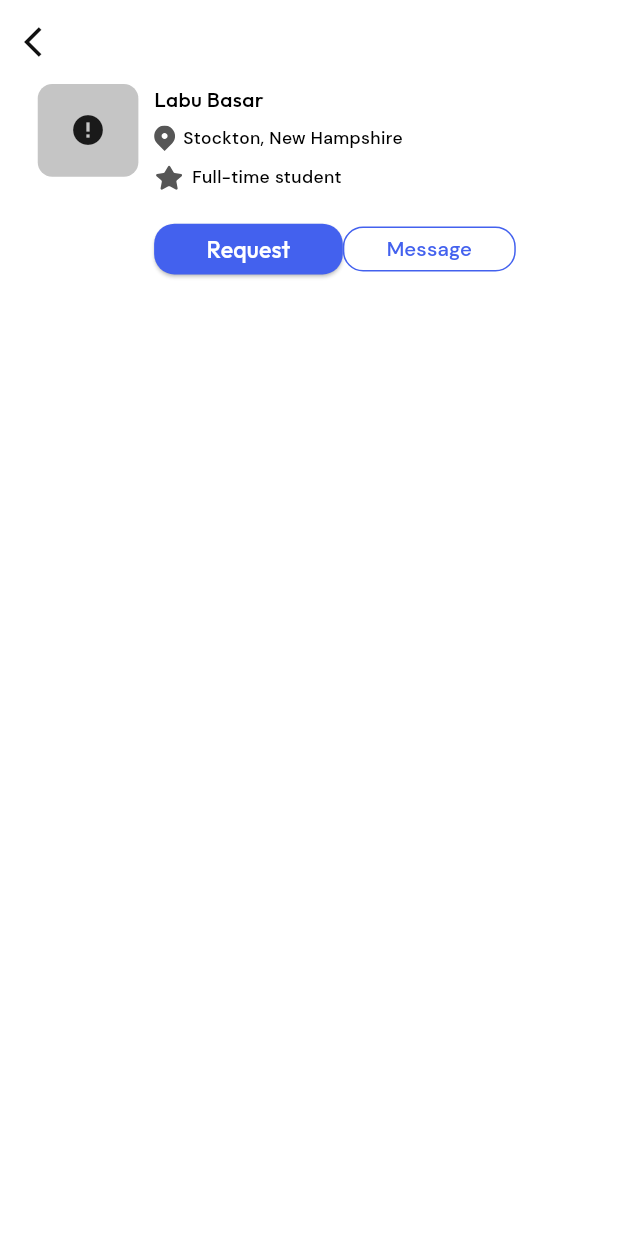
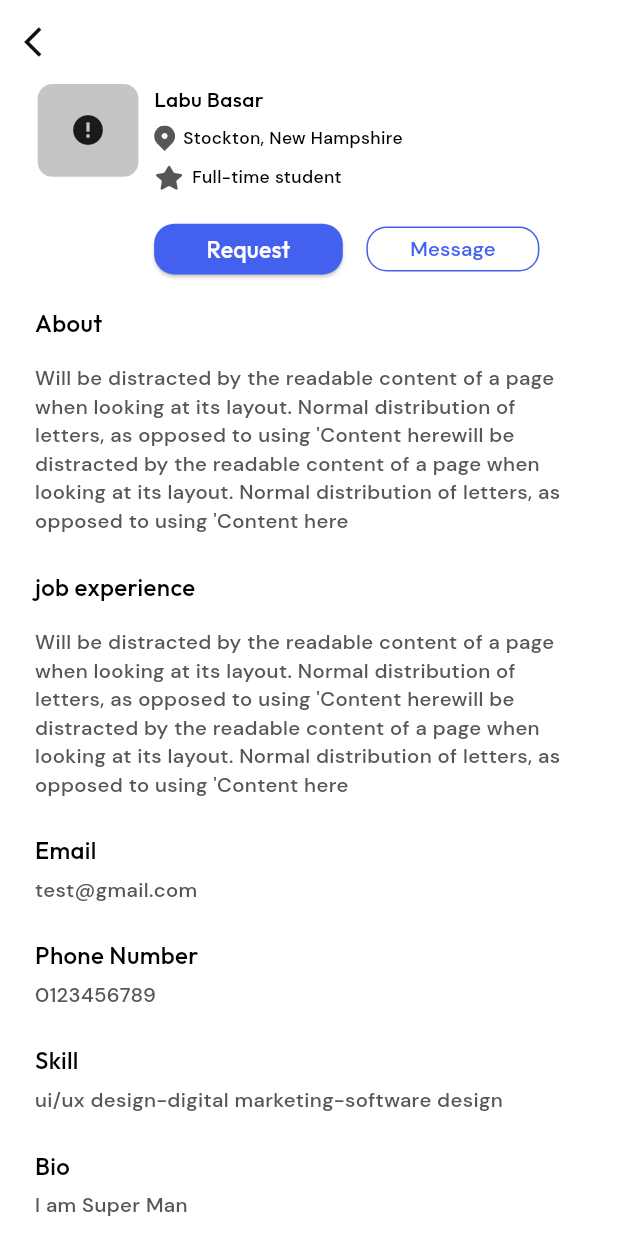
Before and after one commit to alfayej55/Jobless, a Flutter app: the ViewFriendScreen screen opened by its route, on a phone screen of 412 x 824 dp. Run offline on Flutter 3.47's test engine with Material 3 defaults, Android fonts, the phone set to English and light mode, and no system bars; drawn by our look-alikes of cached_network_image; our stand-ins replace animated_notch_bottom_bar, flutter_screenutil, flutter_spinkit, flutter_svg, get, image_picker and 4 more; accounts and stored records are empty; network calls fail.

Commit message:
user view profile done

```diff
--- a/lib/utils/app_string.dart
+++ b/lib/utils/app_string.dart
@@ -38,6 +38,10 @@ class AppString {
   static String selectLocationTExt="Select your location";
   static String homeSearchText="I feel the need-the need for speed....";
   static String suggestedText="Suggested";
+  static String aboutText="About";
+  static String jobexperienceText="job experience ";
+  static String bioText="Bio ";
+  static String jobLessCategotiText="job less category";
   //static String verifyEmailTExt="";
 
 }
--- a/lib/views/screen/Home/Search/view_friend_screen.dart
+++ b/lib/views/screen/Home/Search/view_friend_screen.dart
@@ -4,6 +4,7 @@ import 'package:flutter_svg/flutter_svg.dart';
 import 'package:get/get.dart';
 import 'package:jobless/utils/app_colors.dart';
 import 'package:jobless/utils/app_icons.dart';
+import 'package:jobless/utils/app_string.dart';
 
 import '../../../../utils/style.dart';
 import '../../../base/casess_network_image.dart';
@@ -31,7 +32,10 @@ class ViewFriendScreen extends StatelessWidget {
               )),
         ),
       ),
-      body: Column(
+      body: SingleChildScrollView(
+        child: Column(
+          mainAxisAlignment: MainAxisAlignment.start,
+          crossAxisAlignment: CrossAxisAlignment.start,
           children: [
             Padding(
               padding:  EdgeInsets.symmetric(horizontal: 24.w),
@@ -82,12 +86,14 @@ class ViewFriendScreen extends StatelessWidget {
                           ),
                           SizedBox(height: 14.h),
                           Row(
+
                             children: [
                               CustomButton(
                                   onTap: () {},
                                   width: 120.w,
                                   height: 35.h,
                                   text: "Request"),
+                              SizedBox(width: 15.w,),
 
                               CustomOutlineButton(
                                 onTap: () {},
@@ -107,8 +113,163 @@ class ViewFriendScreen extends StatelessWidget {
                   ],
                 ),
               ),
+            ),
+
+            /// All About
+
+            SizedBox(height: 15.h),
+            allAbout()
+          ],
+        ),
+      ),
+    );
+  }
+
+  /// About Section
+
+  allAbout(){
+
+   return Padding(
+      padding:  EdgeInsets.symmetric(horizontal: 24.h),
+      child: Column(
+        mainAxisAlignment: MainAxisAlignment.start,
+        crossAxisAlignment: CrossAxisAlignment.start,
+        children: [
+          /// about
+
+          Text(
+            AppString.aboutText,
+            style: AppStyles.customSize(
+              size: 16,
+              fontWeight: FontWeight.w500,
+              family: "Schuyler",
+            ),
+          ),
+          SizedBox(height:16.h,),
+          Text(
+            "Will be distracted by the readable content of a page when looking at its layout. Normal distribution of letters, as opposed to using 'Content herewill be distracted by the readable content of a page when looking at its layout. Normal distribution of letters, as opposed to using 'Content here",
+            style: AppStyles.h5(
+              color: AppColors.subTextColor
             )
+          ),
+
+          /// Job Experices
+        SizedBox(height:24.h,),
+          Text(
+            AppString.jobexperienceText,
+            style: AppStyles.customSize(
+              size: 16,
+              fontWeight: FontWeight.w500,
+              family: "Schuyler",
+            ),
+          ),
+          SizedBox(height:16.h,),
+          Text(
+              "Will be distracted by the readable content of a page when looking at its layout. Normal distribution of letters, as opposed to using 'Content herewill be distracted by the readable content of a page when looking at its layout. Normal distribution of letters, as opposed to using 'Content here",
+              style: AppStyles.h5(
+                  color: AppColors.subTextColor
+              )
+          ),
+
+          /// Email
+
+          SizedBox(height:24.h,),
+          Text(
+            AppString.emailText,
+            style: AppStyles.customSize(
+              size: 16,
+              fontWeight: FontWeight.w500,
+              family: "Schuyler",
+            ),
+          ),
+          SizedBox(height:5.h,),
+          Text(
+              "test@gmail.com",
+              style: AppStyles.h5(
+                  color: AppColors.subTextColor
+              )
+          ),
+
+          /// Phone Number
+          SizedBox(height:24.h,),
+          Text(
+            AppString.phoneText,
+            style: AppStyles.customSize(
+              size: 16,
+              fontWeight: FontWeight.w500,
+              family: "Schuyler",
+            ),
+          ),
+          SizedBox(height:5.h,),
+          Text(
+              "0123456789",
+              style: AppStyles.h5(
+                  color: AppColors.subTextColor
+              )
+          ),
+
+          /// Skill
+
+          SizedBox(height:24.h,),
+          Text(
+            "Skill",
+            style: AppStyles.customSize(
+              size: 16,
+              fontWeight: FontWeight.w500,
+              family: "Schuyler",
+            ),
+          ),
+          SizedBox(height:5.h,),
+          Text(
+              "ui/ux design-digital marketing-software design",
+              style: AppStyles.h5(
+                  color: AppColors.subTextColor
+              )
+          ),
+
+          /// Bio
+          SizedBox(height:24.h,),
+          Text(
+            AppString.bioText,
+            style: AppStyles.customSize(
+              size: 16,
+              fontWeight: FontWeight.w500,
+              family: "Schuyler",
+            ),
+          ),
+          SizedBox(height:5.h,),
+          Text(
+              "I am Super Man",
+              style: AppStyles.h5(
+                  color: AppColors.subTextColor
+              )
+          ),
+
+          /// Job less Categotic
+
+          SizedBox(height:24.h,),
+          Text(
+            AppString.jobLessCategotiText,
+            style: AppStyles.customSize(
+              size: 16,
+              fontWeight: FontWeight.w500,
+              family: "Schuyler",
+            ),
+          ),
+          SizedBox(height:5.h,),
+          Text(
+              "Full.time student - Retired - Just quit",
+              style: AppStyles.h5(
+                  color: AppColors.subTextColor
+              )
+          ),
+
+
+
+          SizedBox(height: 30.h,),
+
         ],
+
       ),
     );
   }
```
Lines whose indentation alone changed are shown as unchanged.
